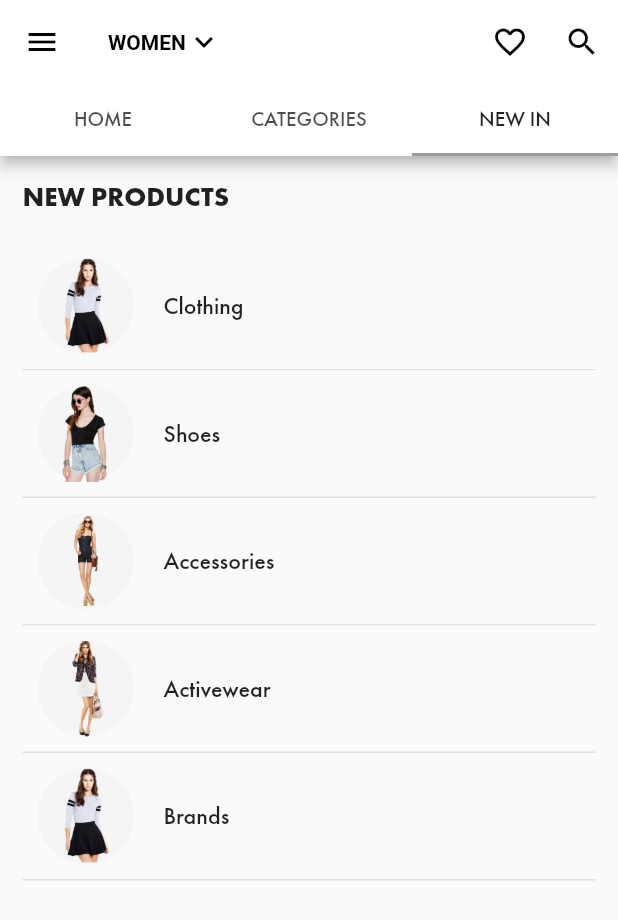
After one commit to GuilhermeVendramini/asos-ui, a Flutter app: the MainScreen screen opened directly, tab 3 chosen, on a phone screen of 412 x 824 dp. The commit adds this screen. Shown: the top 920 px of the screen. Run offline on Flutter 3.47's test engine with Material 2 defaults, Android fonts, the light colour scheme and no system bars; our stand-ins replace video_player.

Commit message:
New Products

```diff
--- a/lib/app/app.dart
+++ b/lib/app/app.dart
@@ -1,4 +1,5 @@
 import 'package:asos_ui/app/controllers/categories.dart';
+import 'package:asos_ui/app/controllers/newProducts.dart';
 import 'package:asos_ui/app/controllers/recommended.dart';
 import 'package:asos_ui/app/screens/intro.dart';
 import 'package:asos_ui/utils/navigationBar.dart';
@@ -16,6 +17,8 @@ class App extends StatelessWidget {
             builder: (_) => RecommendedService()),
         ChangeNotifierProvider<CategoriesService>(
             builder: (_) => CategoriesService()),
+        ChangeNotifierProvider<NewProductsService>(
+            builder: (_) => NewProductsService()),
       ],
       child: MaterialApp(
         title: 'ASOS UI',
--- /dev/null
+++ b/lib/app/controllers/newProducts.dart
@@ -0,0 +1,38 @@
+import 'package:asos_ui/app/data/newProducts.dart';
+import 'package:asos_ui/app/models/newProducts.dart';
+import 'package:flutter/material.dart';
+
+class NewProductsController with ChangeNotifier {
+  List<Map<String, dynamic>> _itemsData;
+  List<NewProductsModel> _items = [];
+  bool _isItemsLoaded;
+}
+
+class NewProducts extends NewProductsController {
+  List<NewProductsModel> get getItems {
+    return _items;
+  }
+
+  bool get isItemsLoaded {
+    return _isItemsLoaded;
+  }
+}
+
+class NewProductsService extends NewProducts {
+  void loadItems() async {
+    if (_isItemsLoaded != null) {
+      return null;
+    }
+
+    _items = [];
+    _itemsData = newProductsData;
+    _itemsData.forEach((item) {
+      NewProductsModel newItem = NewProductsModel(
+        title: item['title'],
+        image: item['image'],
+      );
+      _items.add(newItem);
+    });
+    _isItemsLoaded = true;
+  }
+}
--- /dev/null
+++ b/lib/app/data/newProducts.dart
@@ -0,0 +1,22 @@
+List<Map<String, dynamic>> newProductsData = [
+  {
+    'title': 'Clothing',
+    'image': 'assets/images/6.png',
+  },
+  {
+    'title': "Shoes",
+    'image': 'assets/images/7.png',
+  },
+  {
+    'title': 'Accessories',
+    'image': 'assets/images/8.png',
+  },
+  {
+    'title': 'Activewear',
+    'image': 'assets/images/5.png',
+  },
+  {
+    'title': 'Brands',
+    'image': 'assets/images/6.png',
+  },
+];
--- /dev/null
+++ b/lib/app/models/newProducts.dart
@@ -0,0 +1,11 @@
+import 'package:flutter/material.dart';
+
+class NewProductsModel {
+  final String title;
+  final String image;
+
+  NewProductsModel({
+    @required this.title,
+    @required this.image,
+  });
+}
--- a/lib/app/screens/main.dart
+++ b/lib/app/screens/main.dart
@@ -1,5 +1,6 @@
 import 'package:asos_ui/app/screens/categories.dart';
 import 'package:asos_ui/app/screens/home.dart';
+import 'package:asos_ui/app/screens/newProducts.dart';
 import 'package:asos_ui/app/widgets/components/drawer/buildDrawer.dart';
 import 'package:asos_ui/app/widgets/components/utils/buildAppBar.dart';
 import 'package:flutter/material.dart';
@@ -25,7 +26,7 @@ class _MainScreenState extends State<MainScreen> {
             children: <Widget>[
               HomeScreen(),
               CategoriesScreen(),
-              HomeScreen(),
+              NewProductsScreen(),
             ],
           ),
         ),
--- /dev/null
+++ b/lib/app/screens/newProducts.dart
@@ -0,0 +1,51 @@
+import 'package:asos_ui/app/controllers/newProducts.dart';
+import 'package:asos_ui/app/models/newProducts.dart';
+import 'package:asos_ui/app/widgets/components/products/newProductsList.dart';
+import 'package:flutter/material.dart';
+import 'package:provider/provider.dart';
+
+class NewProductsScreen extends StatefulWidget {
+  @override
+  _NewProductsScreenState createState() => _NewProductsScreenState();
+}
+
+class _NewProductsScreenState extends State<NewProductsScreen> {
+  @override
+  Widget build(BuildContext context) {
+    return SingleChildScrollView(
+      child: _main(),
+    );
+  }
+
+  Widget _main() {
+    final _newProductsService = Provider.of<NewProductsService>(context);
+
+    if (_newProductsService.isItemsLoaded == null) {
+      _newProductsService.loadItems();
+    }
+
+    final List<NewProductsModel> _items = _newProductsService.getItems;
+
+    return Container(
+      padding: EdgeInsets.all(15.0),
+      child: Column(
+        crossAxisAlignment: CrossAxisAlignment.start,
+        children: <Widget>[
+          Text(
+            'NEW PRODUCTS',
+            style: TextStyle(
+              fontWeight: FontWeight.bold,
+              fontSize: 18.0,
+            ),
+          ),
+          SizedBox(
+            height: 20.0,
+          ),
+          _newProductsService.isItemsLoaded != null
+              ? NewProductsList(items: _items)
+              : CircularProgressIndicator(),
+        ],
+      ),
+    );
+  }
+}
--- /dev/null
+++ b/lib/app/widgets/components/products/newProductsList.dart
@@ -0,0 +1,59 @@
+import 'package:asos_ui/app/models/newProducts.dart';
+import 'package:flutter/material.dart';
+
+class NewProductsList extends StatelessWidget {
+  final List<NewProductsModel> items;
+
+  NewProductsList({this.items});
+
+  @override
+  Widget build(BuildContext context) {
+    return ListView.builder(
+      shrinkWrap: true,
+      physics: NeverScrollableScrollPhysics(),
+      itemCount: items.length,
+      itemBuilder: (BuildContext context, int index) =>
+          _buildItem(context, items[index]),
+    );
+  }
+
+  Widget _buildItem(BuildContext context, NewProductsModel item) {
+    return Material(
+      child: InkWell(
+        onTap: () {},
+        child: Container(
+          padding: EdgeInsets.all(10.0),
+          alignment: Alignment.centerLeft,
+          decoration: BoxDecoration(
+            border: Border(
+              bottom: BorderSide(
+                color: Colors.grey[300],
+              ),
+            ),
+          ),
+          child: Wrap(
+            crossAxisAlignment: WrapCrossAlignment.center,
+            direction: Axis.horizontal,
+            children: <Widget>[
+              CircleAvatar(
+                child: Image(
+                  image: AssetImage(item.image),
+                ),
+                radius: 32.0,
+              ),
+              SizedBox(
+                width: 20.0,
+              ),
+              Text(
+                item.title,
+                style: TextStyle(
+                  fontSize: 16.0,
+                ),
+              ),
+            ],
+          ),
+        ),
+      ),
+    );
+  }
+}
```
Also changed, not shown: lib/app/screens/intro.dart (+21 -32 lines).
